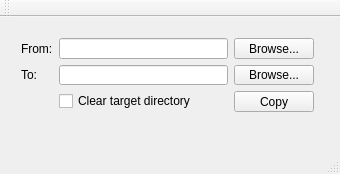
Qt form qt/mainwindow.ui (anygizer/UNIX-programming) before a commit.
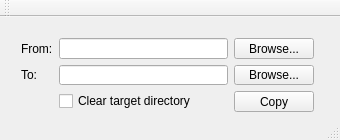
The same form after that commit.

What changed in the file:
```diff
--- a/qt/mainwindow.ui
+++ b/qt/mainwindow.ui
@@ -7,9 +7,27 @@
     <x>0</x>
     <y>0</y>
     <width>340</width>
-    <height>174</height>
+    <height>140</height>
    </rect>
   </property>
+  <property name="sizePolicy">
+   <sizepolicy hsizetype="Fixed" vsizetype="Fixed">
+    <horstretch>0</horstretch>
+    <verstretch>0</verstretch>
+   </sizepolicy>
+  </property>
+  <property name="minimumSize">
+   <size>
+    <width>340</width>
+    <height>140</height>
+   </size>
+  </property>
+  <property name="maximumSize">
+   <size>
+    <width>340</width>
+    <height>140</height>
+   </size>
+  </property>
   <property name="windowTitle">
    <string>MainWindow</string>
   </property>
```
Left out of the diff: 2 changed lines with no effect on the pictures.
